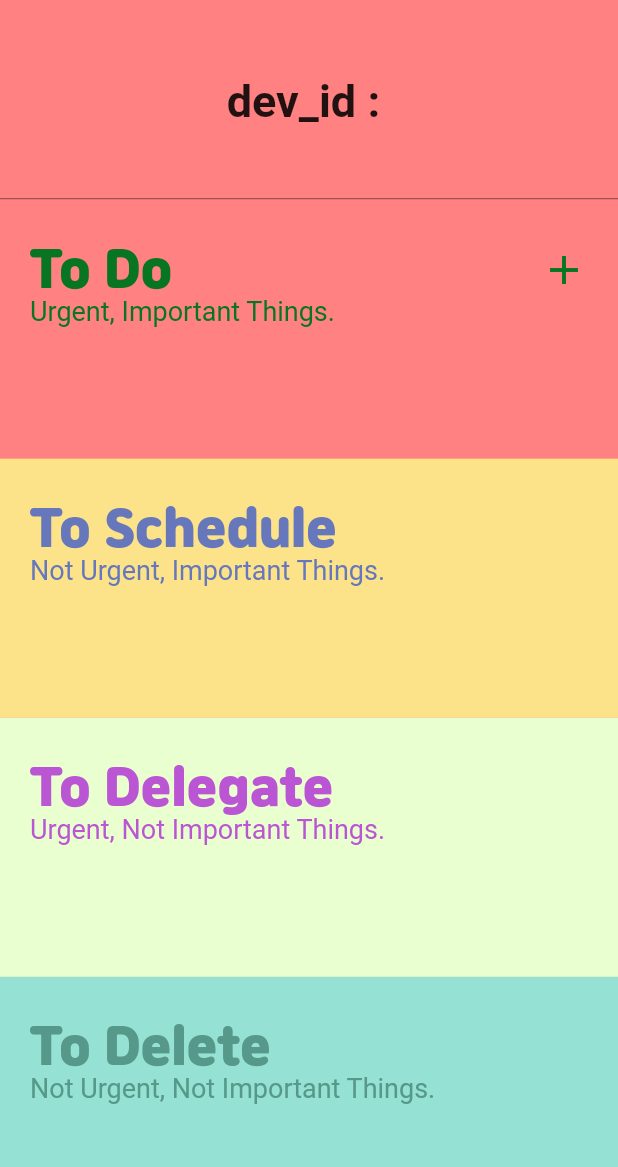
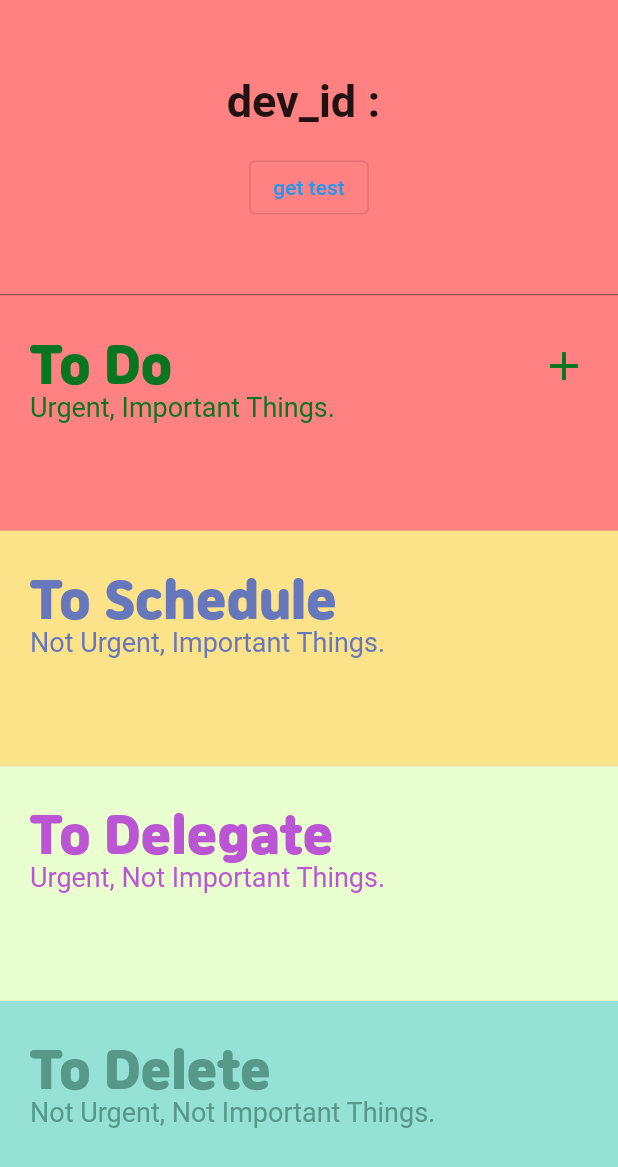
Before and after one commit to SlipFlutterPairProgramming/todo_list, a Flutter app: the screen it shows after launch, on a phone screen of 412 x 824 dp. Shown: the top 1167 px of the screen. Run offline on Flutter 3.47's test engine with Material 2 defaults, Android fonts, the phone set to English and light mode, and no system bars; our stand-ins replace get.

Commit message:
2-ml
김미림-2번째 커밋

```diff
--- a/lib/main.dart
+++ b/lib/main.dart
@@ -112,11 +112,9 @@ class TodoController extends GetxController {
   }
 }
 
-enum Method { get, put, delete }
-
 class ApiController extends GetxController {
   String devId;
-  Method method;
+  String method;
 
   ApiController({required this.devId, required this.method});
 
--- a/lib/pages/home_page.dart
+++ b/lib/pages/home_page.dart
@@ -12,6 +12,8 @@ class HomeScreen extends StatefulWidget {
 
 class _HomeScreenState extends State<HomeScreen> {
   String devId = "";
+
+
   // TextEditingController 인스턴스를 생성합니다.
   final textController = TextEditingController();
 
@@ -33,6 +35,8 @@ class _HomeScreenState extends State<HomeScreen> {
 
   @override
   Widget build(BuildContext context) {
+    final apiController = Get.put(ApiController(devId: textController.text, method: "get"));
+
     return Scaffold(
       backgroundColor: const Color(0xffFF8181),
       body: Column(
@@ -47,6 +51,12 @@ class _HomeScreenState extends State<HomeScreen> {
               fontWeight: FontWeight.w700,
             ),
           ),
+        Obx(() => Text(apiController.apiData.value,),),
+          OutlinedButton(
+              onPressed: () {
+                apiController.fetchApiData();
+              },
+              child: Text("get test")),
           TextField(
             controller: textController,
             onChanged: (value) {
```
